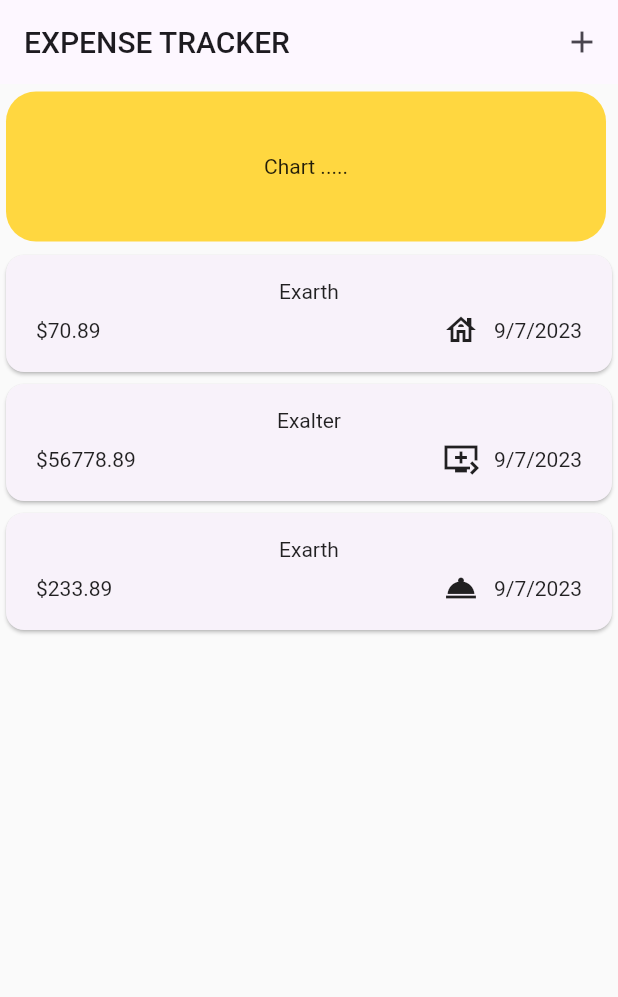
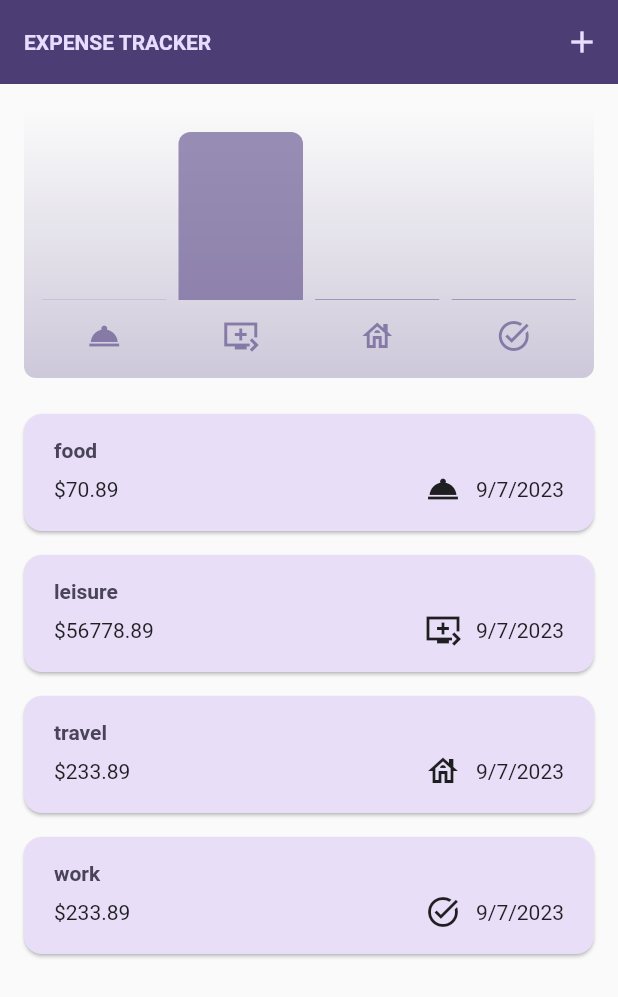
Before and after one commit to Exalter104/expense_tracker, a Flutter app: the screen it shows after launch, on a phone screen of 412 x 824 dp. Shown: the top 997 px of the screen. Run offline on Flutter 3.47's test engine with Material 2 defaults, Android fonts, the phone set to English and light mode, and no system bars.

Commit message:
Completed : The App is Completed

```diff
--- /dev/null
+++ b/lib/dashboard/chart/chart.dart
@@ -0,0 +1,94 @@
+import 'package:expense_tracker/dashboard/chart/chart_bar.dart';
+import 'package:expense_tracker/model/expensesdata_model.dart';
+import 'package:flutter/material.dart';
+
+class Chart extends StatelessWidget {
+  const Chart({super.key, required this.expenses});
+
+  final List<ExpenseDataModel> expenses;
+
+  List<ExpenseBucket> get buckets {
+    return [
+      ExpenseBucket.forCategory(expenses, Category.food),
+      ExpenseBucket.forCategory(expenses, Category.leisure),
+      ExpenseBucket.forCategory(expenses, Category.travel),
+      ExpenseBucket.forCategory(expenses, Category.work),
+    ];
+  }
+
+  double get maxTotalExpense {
+    double maxTotalExpense = 0;
+
+    for (final bucket in buckets) {
+      if (bucket.totalExpenses > maxTotalExpense) {
+        maxTotalExpense = bucket.totalExpenses;
+      }
+    }
+
+    return maxTotalExpense;
+  }
+
+  @override
+  Widget build(BuildContext context) {
+    final isDarkMode =
+        MediaQuery.of(context).platformBrightness == Brightness.dark;
+    return Container(
+      margin: const EdgeInsets.all(16),
+      padding: const EdgeInsets.symmetric(
+        vertical: 16,
+        horizontal: 8,
+      ),
+      width: double.infinity,
+      height: 180,
+      decoration: BoxDecoration(
+        borderRadius: BorderRadius.circular(8),
+        gradient: LinearGradient(
+          colors: [
+            Theme.of(context).colorScheme.primary.withOpacity(0.3),
+            Theme.of(context).colorScheme.primary.withOpacity(0.0)
+          ],
+          begin: Alignment.bottomCenter,
+          end: Alignment.topCenter,
+        ),
+      ),
+      child: Column(
+        children: [
+          Expanded(
+            child: Row(
+              crossAxisAlignment: CrossAxisAlignment.end,
+              children: [
+                for (final bucket in buckets) // alternative to map()
+                  ChartBar(
+                    fill: bucket.totalExpenses == 0
+                        ? 0
+                        : bucket.totalExpenses / maxTotalExpense,
+                  )
+              ],
+            ),
+          ),
+          const SizedBox(height: 12),
+          Row(
+            children: buckets
+                .map(
+                  (bucket) => Expanded(
+                    child: Padding(
+                      padding: const EdgeInsets.symmetric(horizontal: 4),
+                      child: Icon(
+                        categoryIcons[bucket.category],
+                        color: isDarkMode
+                            ? Theme.of(context).colorScheme.secondary
+                            : Theme.of(context)
+                                .colorScheme
+                                .primary
+                                .withOpacity(0.7),
+                      ),
+                    ),
+                  ),
+                )
+                .toList(),
+          )
+        ],
+      ),
+    );
+  }
+}
--- /dev/null
+++ b/lib/dashboard/chart/chart_bar.dart
@@ -0,0 +1,34 @@
+import 'package:flutter/material.dart';
+
+class ChartBar extends StatelessWidget {
+  const ChartBar({
+    super.key,
+    required this.fill,
+  });
+
+  final double fill;
+
+  @override
+  Widget build(BuildContext context) {
+    final isDarkMode =
+        MediaQuery.of(context).platformBrightness == Brightness.dark;
+    return Expanded(
+      child: Padding(
+        padding: const EdgeInsets.symmetric(horizontal: 4),
+        child: FractionallySizedBox(
+          heightFactor: fill,
+          child: DecoratedBox(
+            decoration: BoxDecoration(
+              shape: BoxShape.rectangle,
+              borderRadius:
+                  const BorderRadius.vertical(top: Radius.circular(8)),
+              color: isDarkMode
+                  ? Theme.of(context).colorScheme.secondary
+                  : Theme.of(context).colorScheme.primary.withOpacity(0.65),
+            ),
+          ),
+        ),
+      ),
+    );
+  }
+}
--- a/lib/dashboard/expenses.dart
+++ b/lib/dashboard/expenses.dart
@@ -1,3 +1,4 @@
+import 'package:expense_tracker/dashboard/chart/chart.dart';
 import 'package:expense_tracker/dashboard/expenses_list/expenses_list.dart';
 import 'package:expense_tracker/dashboard/new_expense.dart';
 import 'package:expense_tracker/model/expensesdata_model.dart';
@@ -43,20 +44,25 @@ class _ExpensesState extends State<Expenses> {
 
   final List<ExpenseDataModel> _registeredExpenses = [
     ExpenseDataModel(
-        title: "Exarth",
+        title: "food",
         amount: 70.89,
         date: DateTime.now(),
-        category: Category.serviceApp),
+        category: Category.food),
     ExpenseDataModel(
-        title: "Exalter",
+        title: "leisure",
         amount: 56778.89,
         date: DateTime.now(),
-        category: Category.seedswildApp),
+        category: Category.leisure),
     ExpenseDataModel(
-        title: "Exarth",
+        title: "travel",
         amount: 233.89,
         date: DateTime.now(),
-        category: Category.airbnbApp)
+        category: Category.travel),
+    ExpenseDataModel(
+        title: "work",
+        amount: 233.89,
+        date: DateTime.now(),
+        category: Category.work)
   ];
   @override
   Widget build(BuildContext context) {
@@ -80,14 +86,7 @@ class _ExpensesState extends State<Expenses> {
       body: Column(
         crossAxisAlignment: CrossAxisAlignment.start,
         children: [
-          Container(
-              margin: const EdgeInsets.symmetric(horizontal: 4, vertical: 5),
-              height: 100,
-              width: 400,
-              decoration: BoxDecoration(
-                  color: Colors.amberAccent,
-                  borderRadius: BorderRadius.circular(20)),
-              child: const Center(child: Text("Chart ....."))),
+          Chart(expenses: _registeredExpenses),
           Expanded(child: mainContent)
         ],
       ),
--- a/lib/dashboard/expenses_list/expenses_items.dart
+++ b/lib/dashboard/expenses_list/expenses_items.dart
@@ -13,8 +13,12 @@ class ExpensesItems extends StatelessWidget {
             vertical: 16,
           ),
           child: Column(
+            crossAxisAlignment: CrossAxisAlignment.start,
             children: [
-              Text(expenseDataModel.title),
+              Text(
+                expenseDataModel.title,
+                style: Theme.of(context).textTheme.titleLarge,
+              ),
               const SizedBox(
                 height: 6,
               ),
--- a/lib/dashboard/expenses_list/expenses_list.dart
+++ b/lib/dashboard/expenses_list/expenses_list.dart
@@ -16,6 +16,12 @@ class ExpensesList extends StatelessWidget {
         itemCount: expenseDataModelList.length,
         itemBuilder: (ctx, indexNumber) {
           return Dismissible(
+              background: Container(
+                color: Theme.of(context).colorScheme.error.withOpacity(0.75),
+                margin: EdgeInsets.all(
+                  Theme.of(context).cardTheme.margin!.horizontal,
+                ),
+              ),
               key: ValueKey(expenseDataModelList[indexNumber]),
               onDismissed: (direction) {
                 onRemoveExpense(expenseDataModelList[indexNumber]);
--- a/lib/dashboard/new_expense.dart
+++ b/lib/dashboard/new_expense.dart
@@ -15,7 +15,7 @@ class _NewExpenseState extends State<NewExpense> {
   final _amountController = TextEditingController();
   final _titleController = TextEditingController();
   DateTime? _selectDate;
-  Category _selectedCategory = Category.seedswildApp;
+  Category _selectedCategory = Category.work;
   void _presentDatePicker() async {
     final now = DateTime.now();
     final firstDate = DateTime(now.day, now.month, now.year - 1);
@@ -79,7 +79,6 @@ class _NewExpenseState extends State<NewExpense> {
       child: Column(
         children: [
           TextFormField(
-            // onChanged: _saveTitleInput,
             controller: _titleController,
             decoration: const InputDecoration(
                 label: Text(
--- a/lib/main.dart
+++ b/lib/main.dart
@@ -1,6 +1,11 @@
 import 'package:expense_tracker/dashboard/expenses.dart';
 import 'package:flutter/material.dart';
 
+var kColorScheme =
+    ColorScheme.fromSeed(seedColor: const Color.fromARGB(255, 96, 59, 181));
+var kDarkColorScheme = ColorScheme.fromSeed(
+    brightness: Brightness.dark,
+    seedColor: const Color.fromARGB(255, 5, 99, 125));
 void main() {
   runApp(const MyApp());
 }
@@ -12,14 +17,37 @@ class MyApp extends StatelessWidget {
   @override
   Widget build(BuildContext context) {
     return MaterialApp(
+        darkTheme: ThemeData.dark().copyWith(
+          useMaterial3: true,
+          colorScheme: kDarkColorScheme,
+          cardTheme: const CardTheme().copyWith(
+              color: kDarkColorScheme.secondaryContainer,
+              margin: const EdgeInsets.symmetric(horizontal: 16, vertical: 8)),
+          elevatedButtonTheme: ElevatedButtonThemeData(
+              style: ElevatedButton.styleFrom(
+                  backgroundColor: kDarkColorScheme.primaryContainer,
+                  foregroundColor: kDarkColorScheme.onPrimaryContainer)),
+        ),
         title: 'Expense tracker App ',
         theme: ThemeData().copyWith(
-          colorScheme: ColorScheme.fromSeed(
-            seedColor: const Color.fromARGB(255, 96, 59, 181),
-          ),
-          appBarTheme: const AppBarTheme().copyWith(),
+          colorScheme: kColorScheme,
+          appBarTheme: const AppBarTheme().copyWith(
+              backgroundColor: kColorScheme.onPrimaryContainer,
+              foregroundColor: kColorScheme.primaryContainer),
+          cardTheme: const CardTheme().copyWith(
+              color: kColorScheme.secondaryContainer,
+              margin: const EdgeInsets.symmetric(horizontal: 16, vertical: 8)),
+          elevatedButtonTheme: ElevatedButtonThemeData(
+              style: ElevatedButton.styleFrom(
+                  backgroundColor: kColorScheme.primaryContainer)),
+          textTheme: ThemeData().textTheme.copyWith(
+              titleLarge: TextStyle(
+                  fontWeight: FontWeight.bold,
+                  color: kColorScheme.onSecondaryContainer,
+                  fontSize: 14)),
           useMaterial3: true,
         ),
+        // themeMode: ThemeMode.system,
         home: const Expenses());
   }
 }
--- a/lib/model/expensesdata_model.dart
+++ b/lib/model/expensesdata_model.dart
@@ -5,13 +5,13 @@ import 'package:uuid/uuid.dart';
 final formatter = DateFormat.yMd();
 const uuid = Uuid();
 
-enum Category { airbnbApp, seedswildApp, taskApp, serviceApp }
+enum Category { food, leisure, travel, work }
 
 const categoryIcons = {
-  Category.airbnbApp: Icons.room_service,
-  Category.seedswildApp: Icons.queue_play_next_sharp,
-  Category.serviceApp: Icons.house_outlined,
-  Category.taskApp: Icons.task_alt_sharp,
+  Category.food: Icons.room_service,
+  Category.leisure: Icons.queue_play_next_sharp,
+  Category.travel: Icons.house_outlined,
+  Category.work: Icons.task_alt_sharp,
 };
 
 class ExpenseDataModel {
@@ -32,3 +32,22 @@ class ExpenseDataModel {
     return formatter.format(date);
   }
 }
+
+class ExpenseBucket {
+  final Category category;
+  final List<ExpenseDataModel> expenseDataModel;
+
+  ExpenseBucket({required this.category, required this.expenseDataModel});
+
+  ExpenseBucket.forCategory(List<ExpenseDataModel> allExpenses, this.category)
+      : expenseDataModel = allExpenses
+            .where((expense) => expense.category == category)
+            .toList();
+  double get totalExpenses {
+    double sum = 0;
+    for (final expense in expenseDataModel) {
+      sum = sum + expense.amount;
+    }
+    return sum;
+  }
+}
```
